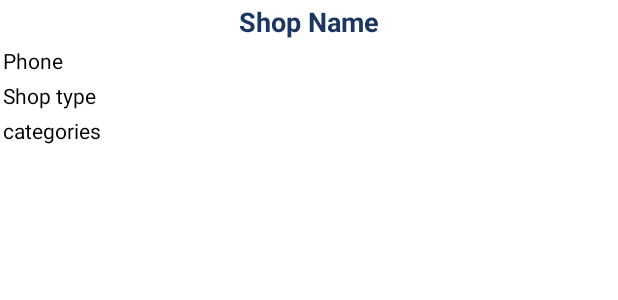
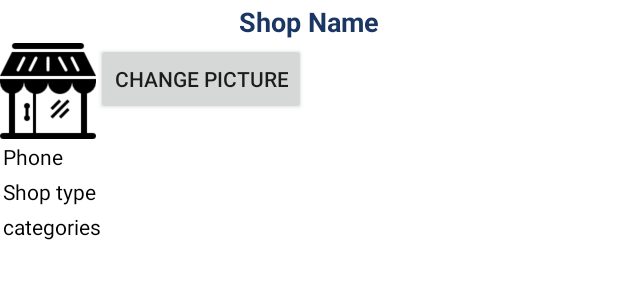
Before and after one commit to omarhaji080286/ListaPro, an Android app: the layout fragment_my_shop_overview.xml on its own in the app's theme, with its tools: preview values and no code run, on a phone screen of 412 x 824 dp. Shown: the top 300 px of the screen. Run offline under Robolectric (Android 15) with nearby library versions, the phone set to English and light mode, and no system bars.

Commit message:
shop pic with bugs

```diff
--- a/app/build.gradle
+++ b/app/build.gradle
@@ -52,5 +52,9 @@ dependencies {
     //Google Location
     implementation 'com.google.android.gms:play-services-location:16.0.0'
 
+    implementation "com.android.support:support-core-utils:28.0.0"
+
+
+
 
 }
--- a/app/src/main/res/layout/fragment_my_shop_overview.xml
+++ b/app/src/main/res/layout/fragment_my_shop_overview.xml
@@ -8,6 +8,7 @@
     android:background="@color/white">
 
 
+
     <TextView
         android:id="@+id/txtShopName"
         android:layout_width="wrap_content"
@@ -16,12 +17,29 @@
         style="@style/Title"
         android:layout_centerHorizontal="true"/>
 
+    <ImageView
+        android:id="@+id/imgShopPic"
+        android:layout_width="@dimen/logo_size_width"
+        android:layout_height="@dimen/logo_size_height"
+        android:contentDescription="@string/shop_picture"
+        android:src="@drawable/ic_store_black"
+        android:layout_below="@+id/txtShopName"
+        />
+
+    <Button
+        android:id="@+id/btnChangePic"
+        android:layout_width="wrap_content"
+        android:layout_height="wrap_content"
+        android:layout_toEndOf="@+id/imgShopPic"
+        android:layout_below="@+id/txtShopName"
+        android:text="@string/change_picture"/>
+
     <TextView
         android:id="@+id/txtPhone"
         android:layout_width="wrap_content"
         android:layout_height="wrap_content"
         style="@style/SimpleText"
-        android:layout_below="@id/txtShopName"
+        android:layout_below="@id/imgShopPic"
         android:text="Phone"/>
 
     <TextView
@@ -43,4 +61,6 @@
 
 
 
+
+
 </RelativeLayout>
--- a/app/src/main/res/layout/item_order.xml
+++ b/app/src/main/res/layout/item_order.xml
@@ -15,7 +15,7 @@
             android:id="@+id/imgClientPic"
             android:layout_width="@dimen/user_img_height"
             android:layout_height="@dimen/user_img_width"
-            android:src="@drawable/logo"
+            android:src="@drawable/user"
             app:layout_constraintBottom_toBottomOf="parent"
             app:layout_constraintStart_toStartOf="parent"
             app:layout_constraintTop_toTopOf="parent" />
--- a/app/src/main/res/values/strings.xml
+++ b/app/src/main/res/values/strings.xml
@@ -59,4 +59,6 @@
     <string name="permission_access_fine_location" translatable="false">PERMISSION_ACCESS_FINE_LOCATION</string>
     <string name="permission_access_coarse_location" translatable="false">PERMISSION_ACCESS_COARSE_LOCATION</string>
     <string name="allow_location_permission_in_settings">Please allow location permission in your app settings</string>
+    <string name="shop_picture">Shop picture</string>
+    <string name="change_picture">Change picture</string>
 </resources>
--- /dev/null
+++ b/app/src/main/res/xml/file_paths.xml
@@ -0,0 +1,6 @@
+<?xml version="1.0" encoding="utf-8"?>
+<paths xmlns:android="http://schemas.android.com/apk/res/android">
+    <external-path
+        name="listaPro_images"
+        path="Android/data/winservices.com.listapro/files/Pictures/" />
+</paths>
```
Also changed, not shown: app/src/main/AndroidManifest.xml (+16 -2 lines), app/src/main/java/winservices/com/listapro/views/fragments/MyShopOverviewFragment.java (+80 -2 lines), app/src/main/res/drawable/user.png (added), 3 other files.
